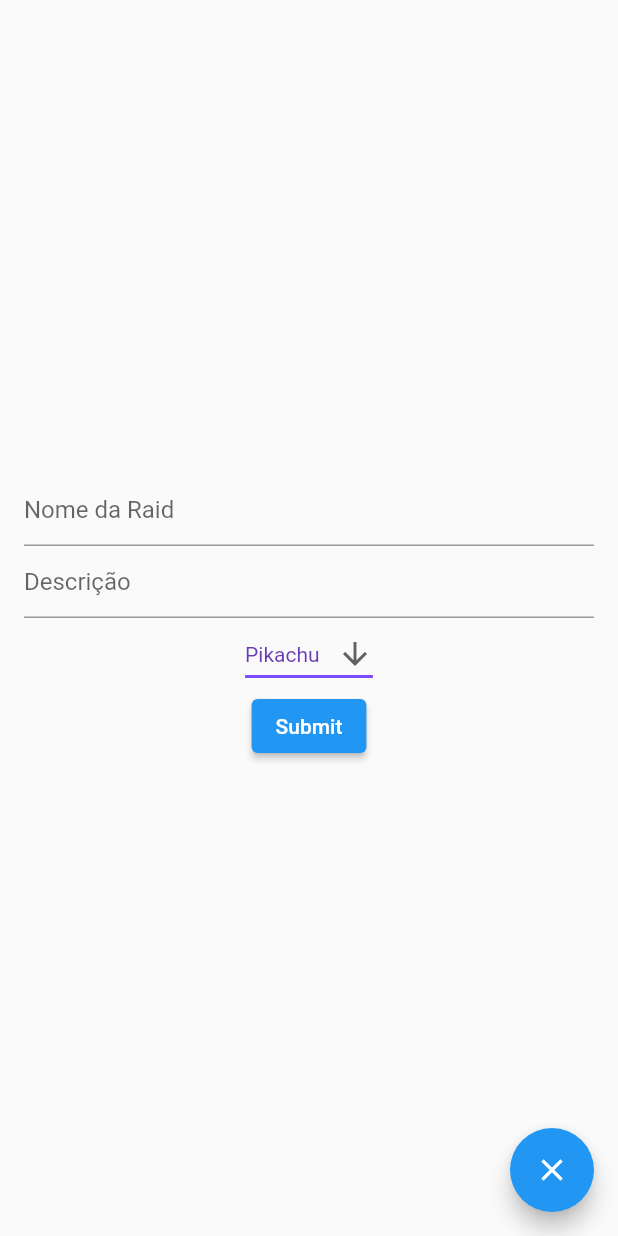
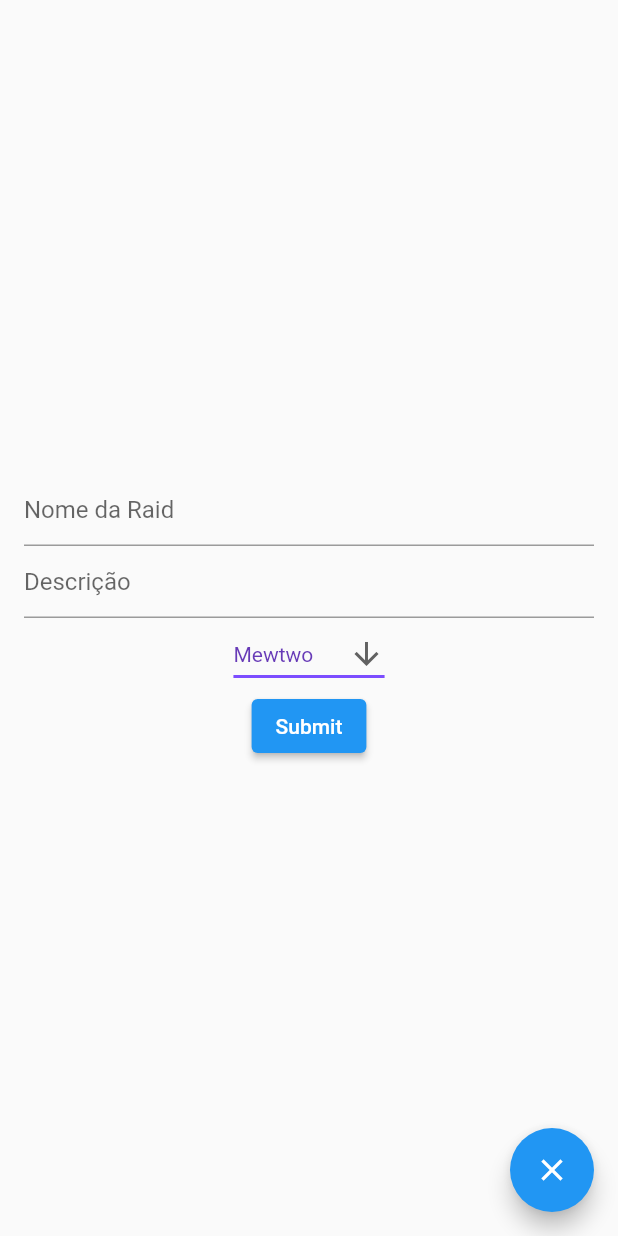
Before and after one commit to Tabacow/projeto-de-flutter-Aplicativos-Hibridos, a Flutter app: the screen it shows after launch, after a tap on the "add" icon, on a phone screen of 412 x 824 dp. Run offline on Flutter 3.47's test engine with Material 2 defaults, Android fonts, the phone set to English and light mode, and no system bars; network calls fail.

Commit message:
app quase concluído

```diff
--- a/lib/components/create_group_form/create_group_form.dart
+++ b/lib/components/create_group_form/create_group_form.dart
@@ -1,5 +1,6 @@
 import 'package:flutter/material.dart';
 import '../select/select.dart';
+import '../../resources/pokemons.dart';
 
 /// This is the stateful widget that the main application instantiates.
 class CreateGroupForm extends StatefulWidget {
@@ -15,9 +16,7 @@ class _CreateGroupForm extends State<CreateGroupForm> {
 
   final nomeRaidController = TextEditingController();
   final descricaoController = TextEditingController();
-  final selectValue = new ValueNotifier("Pikachu");
-
-  final legendaryList = ['Mewtwo', 'Pikachu', 'Arceus', 'Regigigas'];
+  final selectValue = new ValueNotifier("Mewtwo");
 
   @override
   Widget build(BuildContext context) {
@@ -59,7 +58,7 @@ class _CreateGroupForm extends State<CreateGroupForm> {
                   ValueListenableBuilder(
                       valueListenable: selectValue,
                       builder: (context, value, child) {
-                        return Select(selectValue: value,options: legendaryList, valueNotifier: selectValue);
+                        return Select(selectValue: value,options: Pokemons.legendaries, valueNotifier: selectValue);
                       }
                   ),
                   Column(
--- a/lib/components/group_list/group_list.dart
+++ b/lib/components/group_list/group_list.dart
@@ -1,8 +1,11 @@
 import 'package:flutter/material.dart';
 
 class GroupList extends StatelessWidget {
-  final List<String> entries = <String>['A', 'B', 'C'];
-  final List<int> colorCodes = <int>[600, 500, 100];
+
+  final participants;
+
+  const GroupList({Key? key, required this.participants}) : super(key: key);
+
 
   @override
   Widget build(BuildContext context) {
@@ -11,15 +14,15 @@ class GroupList extends StatelessWidget {
           Divider(
             color: Colors.black,
           ),
-      itemCount: 4,
+      itemCount: participants.length,
       itemBuilder: (context, index) =>
           Padding(
             padding: EdgeInsets.all(8.0),
             child: Row(
                 children: [
-                  Text("Usuario $index"),
+                  Text(participants[index]["name"]),
                   Spacer(),
-                  ElevatedButton(onPressed: ()=> {}, child: Text("Excluir"))
+                  Text(participants[index]["friendCode"])
                 ],
             ),
           ),
--- a/lib/components/poke_card/poke_card.dart
+++ b/lib/components/poke_card/poke_card.dart
@@ -1,10 +1,16 @@
 
 import 'package:flutter/material.dart';
 import 'package:ultimate_raid_finderzz_app/pages/group_page/group_page.dart';
-
+import '../../resources/pokemons.dart';
 
 class PokeCard extends StatelessWidget {
-  const PokeCard({Key? key}) : super(key: key);
+  final cardInfo;
+  const PokeCard({Key? key, required this.cardInfo}) : super(key: key);
+
+  caralho() {
+    var pokemon = Pokemons.legendaries.where((element) => element["pokeId"].toString() == cardInfo["type"]);
+    return pokemon.first["name"];
+  }
 
   @override
   Widget build(BuildContext context) {
@@ -13,26 +19,27 @@ class PokeCard extends StatelessWidget {
           child: InkWell(
             splashColor: Colors.blue.withAlpha(30),
             onTap: () {
-              Navigator.push(
-                context,
-                MaterialPageRoute(builder: (context) => GroupPage()),
-              );
+               Navigator.push(
+                 context,
+                 MaterialPageRoute(builder: (context) => GroupPage(participants: cardInfo["participants"])),
+               );
+
             },
             child: Padding(
               padding: const EdgeInsets.all(8.0),
               child: Column(
                 mainAxisSize: MainAxisSize.min,
                 children: <Widget>[
-                  const ListTile(
-                    leading: Icon(Icons.album),
-                    title: Text('Raid do Zé'),
-                    subtitle: Text('Mewtwo Raid'),
+                  ListTile(
+                    leading: Image.network("https://raw.githubusercontent.com/PokeAPI/sprites/master/sprites/pokemon/"+ cardInfo["type"] +".png"),
+                    title: Text(cardInfo["title"]),
+                    subtitle: Text(caralho()),
                   ),
                   Row(
                     children: <Widget>[
-                      Text("Só aceito gente com Pikachu"),
+                      Text(cardInfo["description"]),
                       Spacer(),
-                      Text("1/4")
+                      Text(cardInfo["participants"].length.toString()+"/4")
                     ],
                   )
                 ],
@@ -40,7 +47,6 @@ class PokeCard extends StatelessWidget {
             ),
             ),
           ),
-
     );
   }
 }
--- a/lib/components/poke_list/poke_list.dart
+++ b/lib/components/poke_list/poke_list.dart
@@ -1,27 +1,81 @@
 import 'package:flutter/material.dart';
 import '../poke_card/poke_card.dart';
 
+class PokeListArray {
+  static const pokeListArray = [
+    {
+      "title": "Raid do zé",
+      "type": "150",
+      "description" : "Só aceito gente com Pikachu",
+      "participants" : [
+          {
+            "name" : "Zé",
+            "friendCode" : "1"
+          },
+          {
+            "name" : "Scat",
+            "friendCode" : "2"
+          }
+        ],
+      "id" : "AB12CD34"
+    },
+    {
+      "title": "Raid do Bozo",
+      "type": "146",
+      "description" : "Só aceito gente com Machop",
+      "participants" : [
+        {
+          "name" : "sum fuk",
+          "friendCode" : "3"
+        }
+      ],
+      "id" : "AB12CD56"
+    },
+    {
+      "title": "Raid do Scat",
+      "type": "145",
+      "description" : "Cola ai",
+      "participants" : [
+        {
+          "name" : "becky",
+          "friendCode" : "4"
+        },
+        {
+          "name" : "you want",
+          "friendCode" : "5"
+        },
+        {
+          "name" : "sum fuk",
+          "friendCode" : "6"
+        },
+        {
+          "name" : "??",
+          "friendCode" : "7"
+        },
+      ],
+      "id" : "AB12CD78"
+    },
+  ];
+}
+
 class PokeList extends StatelessWidget {
+
+
   const PokeList({Key? key}) : super(key: key);
-  final itemCount = 3;
+
+
   @override
   Widget build(BuildContext context) {
-    return  itemCount > 0
-          ? ListView(
+    return  PokeListArray.pokeListArray.length > 0
+          ? ListView.builder(
         shrinkWrap: true,
         padding: const EdgeInsets.all(20.0),
-        children: const <Widget>[
-          PokeCard(),
-          PokeCard(),
-          PokeCard(),
-          PokeCard(),
-          PokeCard(),
-          PokeCard(),
-          PokeCard(),
-          PokeCard()
-        ],
+        itemCount: PokeListArray.pokeListArray.length,
+        itemBuilder: (context, index) {
+          return PokeCard(cardInfo: PokeListArray.pokeListArray[index]);
+        },
       )
-        : const Center(child: Text('No items')
+        : const Center(child: Text('No rooms available')
     );
   }
 
--- a/lib/components/select/select.dart
+++ b/lib/components/select/select.dart
@@ -29,10 +29,10 @@ class _Select extends State<Select> {
         widget.valueNotifier.value = newValue;
       },
       items: widget.options
-          .map<DropdownMenuItem<String>>((String value) {
+          .map<DropdownMenuItem<String>>((value) {
         return DropdownMenuItem<String>(
-          value: value,
-          child: Text(value),
+          value: value["name"],
+          child: Text(value["name"]),
         );
       }).toList(),
     );
--- a/lib/pages/account_form_page/account_form_page.dart
+++ b/lib/pages/account_form_page/account_form_page.dart
@@ -7,11 +7,11 @@ class AccountFormPage extends StatelessWidget {
   @override
   Widget build(BuildContext context) {
     return Scaffold(
-        floatingActionButton: FloatingActionButton(
-          onPressed: () => {},
-          tooltip: 'Logout',
-          child: const Icon(Icons.logout),
-        ),
+        // floatingActionButton: FloatingActionButton(
+        //   onPressed: () => {},
+        //   tooltip: 'Logout',
+        //   child: const Icon(Icons.logout),
+        // ),
         body: AccountForm()
     );
   }
--- a/lib/pages/group_page/group_page.dart
+++ b/lib/pages/group_page/group_page.dart
@@ -2,7 +2,9 @@ import 'package:flutter/material.dart';
 import 'package:ultimate_raid_finderzz_app/components/group_list/group_list.dart';
 
 class GroupPage extends StatelessWidget {
-  const GroupPage({Key? key}) : super(key: key);
+  final participants;
+
+  const GroupPage({Key? key, required this.participants}) : super(key: key);
 
   @override
   Widget build(BuildContext context) {
@@ -10,7 +12,7 @@ class GroupPage extends StatelessWidget {
       body: Padding(
         padding: const EdgeInsets.fromLTRB(8.0,28.0,8.0,8.0),
         child: Card(
-          child: GroupList(),
+          child: GroupList(participants: participants),
         ),
       ),
       floatingActionButton: FloatingActionButton(
--- /dev/null
+++ b/lib/resources/pokemons.dart
@@ -0,0 +1,188 @@
+class Pokemons {
+  static const legendaries = [
+    {
+      "pokeId" : 144,
+      "name" : "Articuno"
+    },
+    {
+      "pokeId" : 145,
+      "name" : "Zapdos"
+    },
+    {
+      "pokeId" : 146,
+      "name" : "Moltres"
+    },
+    {
+      "pokeId" : 150,
+      "name" : "Mewtwo"
+    },
+    {
+      "pokeId" : 243,
+      "name" : "Raikou"
+    },
+    {
+      "pokeId" : 244,
+      "name" : "Entei"
+    },
+    {
+      "pokeId" : 245,
+      "name" : "Suicune"
+    },
+    {
+      "pokeId" : 249,
+      "name" : "Lugia"
+    },
+    {
+      "pokeId" : 250,
+      "name" : "Ho-Oh"
+    },
+    {
+      "pokeId" : 380,
+      "name" : "Latias"
+    },
+    {
+      "pokeId" : 381,
+      "name" : "Latios"
+    },
+    {
+      "pokeId" : 382,
+      "name" : "Kyogre"
+    },
+    {
+      "pokeId" : 383,
+      "name" : "Groudon"
+    },
+    {
+      "pokeId" : 384,
+      "name" : "Rayquaza"
+    },
+    {
+      "pokeId" : 480,
+      "name" : "Uxie"
+    },
+    {
+      "pokeId" : 481,
+      "name" : "Mesprit"
+    },
+    {
+      "pokeId" : 482,
+      "name" : "Azelf"
+    },
+    {
+      "pokeId" : 484,
+      "name" : "Palkia"
+    },
+    {
+      "pokeId" : 485,
+      "name" : "Heatran"
+    },
+    {
+      "pokeId" : 487,
+      "name" : "Giratina"
+    },
+    {
+      "pokeId" : 488,
+      "name" : "Cresselia"
+    },
+    {
+      "pokeId" : 641,
+      "name" : "Tornadus"
+    },
+    {
+      "pokeId" : 642,
+      "name" : "Thundurus"
+    },
+    {
+      "pokeId" : 463,
+      "name" : "Reshiram"
+    },
+    {
+      "pokeId" : 644,
+      "name" : "Zekrom"
+    },
+    {
+      "pokeId" : 645,
+      "name" : "Landorus"
+    },
+    {
+      "pokeId" : 646,
+      "name" : "Kyurem"
+    },
+    {
+      "pokeId" : 716,
+      "name" : "Xerneas"
+    },
+    {
+      "pokeId" : 717,
+      "name" : "Yveltal"
+    },
+    {
+      "pokeId" : 718,
+      "name" : "Zygarde"
+    },
+    {
+      "pokeId" : 785,
+      "name" : "Tapu Koko"
+    },
+    {
+      "pokeId" : 786,
+      "name" : "Tapu Lele"
+    },
+    {
+      "pokeId" : 787,
+      "name" : "Tapu Bulu"
+    },
+    {
+      "pokeId" : 788,
+      "name" : "Tapu Fini"
+    },
+    {
+      "pokeId" : 791,
+      "name" : "Solgaleo"
+    },
+    {
+      "pokeId" : 792,
+      "name" : "Lunala"
+    },
+    {
+      "pokeId" : 793,
+      "name" : "Nihilego"
+    },
+    {
+      "pokeId" : 794,
+      "name" : "Buzzwole"
+    },
+    {
+      "pokeId" : 795,
+      "name" : "Pheromosa"
+    },
+    {
+      "pokeId" : 796,
+      "name" : "Xurkitree"
+    },
+    {
+      "pokeId" : 797,
+      "name" : "Celesteela"
+    },
+    {
+      "pokeId" : 798,
+      "name" : "Kartana"
+    },
+    {
+      "pokeId" : 799,
+      "name" : "Guzzlord"
+    },
+    {
+      "pokeId" : 800,
+      "name" : "Necrozma"
+    },
+    {
+      "pokeId" : 805,
+      "name" : "Stakataka"
+    },
+    {
+      "pokeId" : 806,
+      "name" : "Blacephalon"
+    }
+  ];
+}
```
